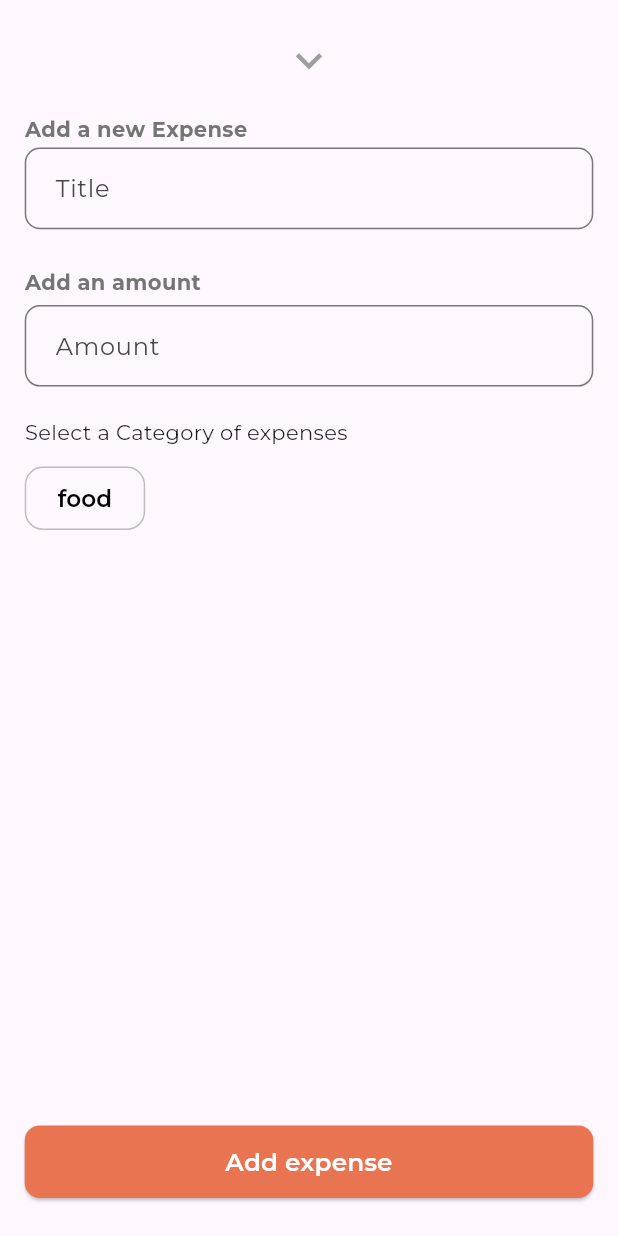
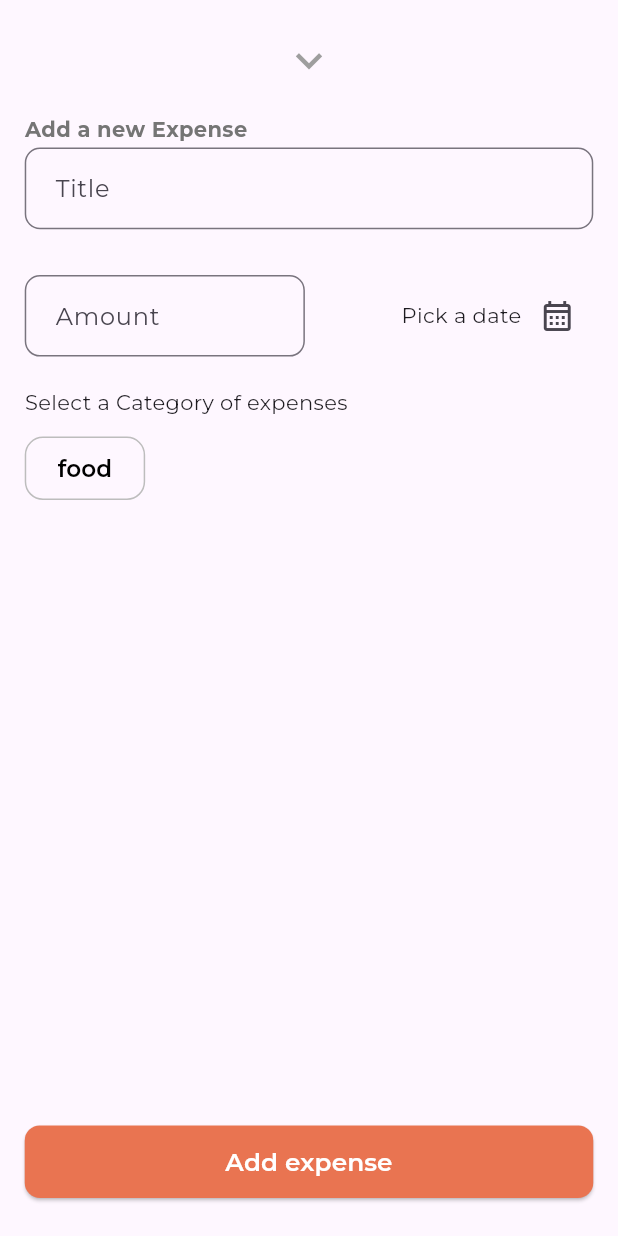
Before and after one commit to obasanmichael/expense_tracker_app, a Flutter app: the NewExpense widget shown alone on an empty page, opened directly, on a phone screen of 412 x 824 dp. Run offline on Flutter 3.47's test engine with Material 3 defaults, Android fonts, the phone set to English and light mode, and no system bars; our stand-ins replace fl_chart, flutter_screenutil, google_fonts, persistent_bottom_nav_bar.

Commit message:
Made a Date picker for creating a new expense

```diff
--- a/lib/models/expense.dart
+++ b/lib/models/expense.dart
@@ -3,6 +3,7 @@ import 'package:intl/intl.dart';
 import 'package:uuid/uuid.dart';
 
 final formatter = DateFormat('MMM dd, yyyy. EEEE');
+final myFormatter = DateFormat('dd/MM/yyyy. EE');
 
 const uuid = Uuid();
 
--- a/lib/widgets/expense/new_expense.dart
+++ b/lib/widgets/expense/new_expense.dart
@@ -1,6 +1,9 @@
+import 'package:expense_tracker_app/models/expense.dart';
 import 'package:expense_tracker_app/src/components/button.dart';
 import 'package:expense_tracker_app/src/components/category_button.dart';
+import 'package:flutter/cupertino.dart';
 import 'package:flutter/material.dart';
+import 'package:flutter/widgets.dart';
 import 'package:flutter_screenutil/flutter_screenutil.dart';
 
 class NewExpense extends StatefulWidget {
@@ -13,6 +16,22 @@ class NewExpense extends StatefulWidget {
 class _NewExpenseState extends State<NewExpense> {
   Widget addHeight(double height) => SizedBox(height: height.h);
   Widget addWidth(double width) => SizedBox(width: width.w);
+  DateTime? _selectedDate;
+  late bool isDatePicked;
+
+  void _presentDatePicker() async {
+    final now = DateTime.now();
+    final firstDate = DateTime(now.day, now.month, now.year - 1);
+    final pickedDate = await showDatePicker(
+        context: context,
+        initialDate: now,
+        firstDate: firstDate,
+        lastDate: now);
+
+    setState(() {
+      _selectedDate = pickedDate;
+    });
+  }
 
   @override
   Widget build(BuildContext context) {
@@ -52,13 +71,16 @@ class _NewExpenseState extends State<NewExpense> {
             ),
           ),
           addHeight(25),
-          Text(
-            'Add an amount',
-            style: TextStyle(
-                fontWeight: FontWeight.w700, color: Colors.grey.shade600),
-          ),
+          // Text(
+          //   'Add an amount',
+          //   style: TextStyle(
+          //       fontWeight: FontWeight.w700, color: Colors.grey.shade600),
+          // ),
           addHeight(5),
-          TextField(
+          Row(
+            children: [
+              Expanded(
+                child: TextField(
                   decoration: InputDecoration(
                     border: OutlineInputBorder(
                         borderSide: BorderSide(color: Colors.grey.shade300),
@@ -68,6 +90,24 @@ class _NewExpenseState extends State<NewExpense> {
                     labelText: 'Amount',
                     hintText: 'Enter your Amount',
                   ),
+                ),
+              ),
+              addWidth(5),
+              Expanded(
+                child: Row(
+                  mainAxisAlignment: MainAxisAlignment.end,
+                  children: [
+                    Text(_selectedDate == null
+                        ? 'Pick a date'
+                        : myFormatter.format(_selectedDate!)),
+                    addWidth(0),
+                    IconButton(
+                        onPressed: _presentDatePicker,
+                        icon: Icon(Icons.calendar_month_outlined))
+                  ],
+                ),
+              ),
+            ],
           ),
           addHeight(20),
           Text('Select a Category of expenses'),
```
Lines whose indentation alone changed are shown as unchanged.
